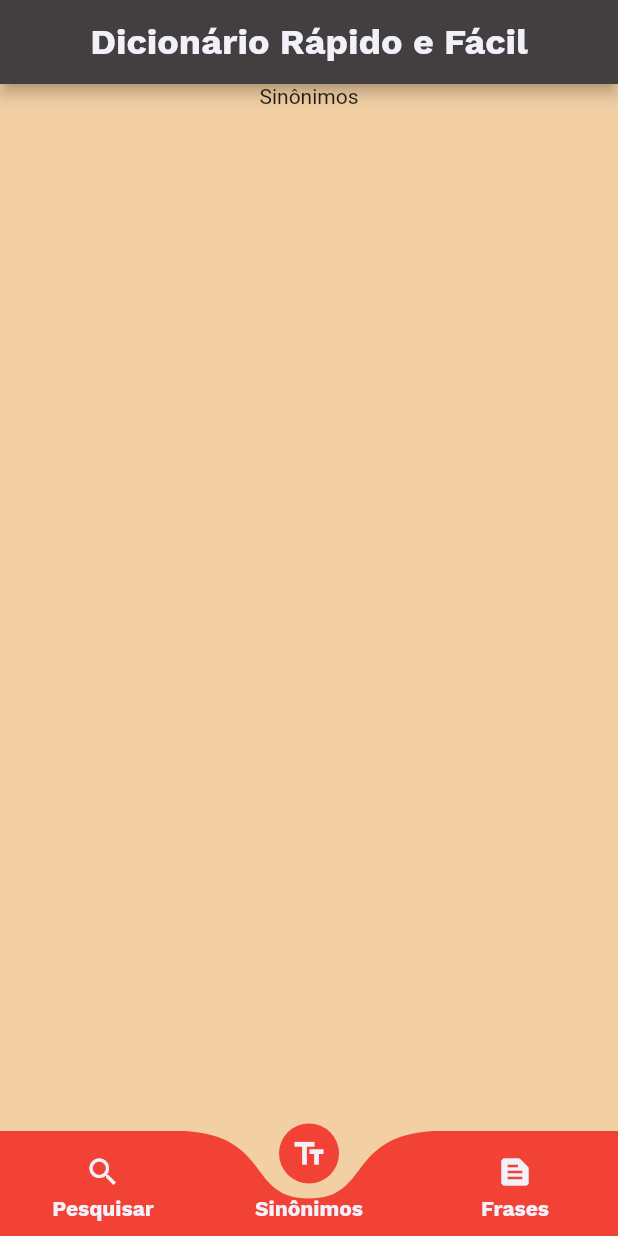
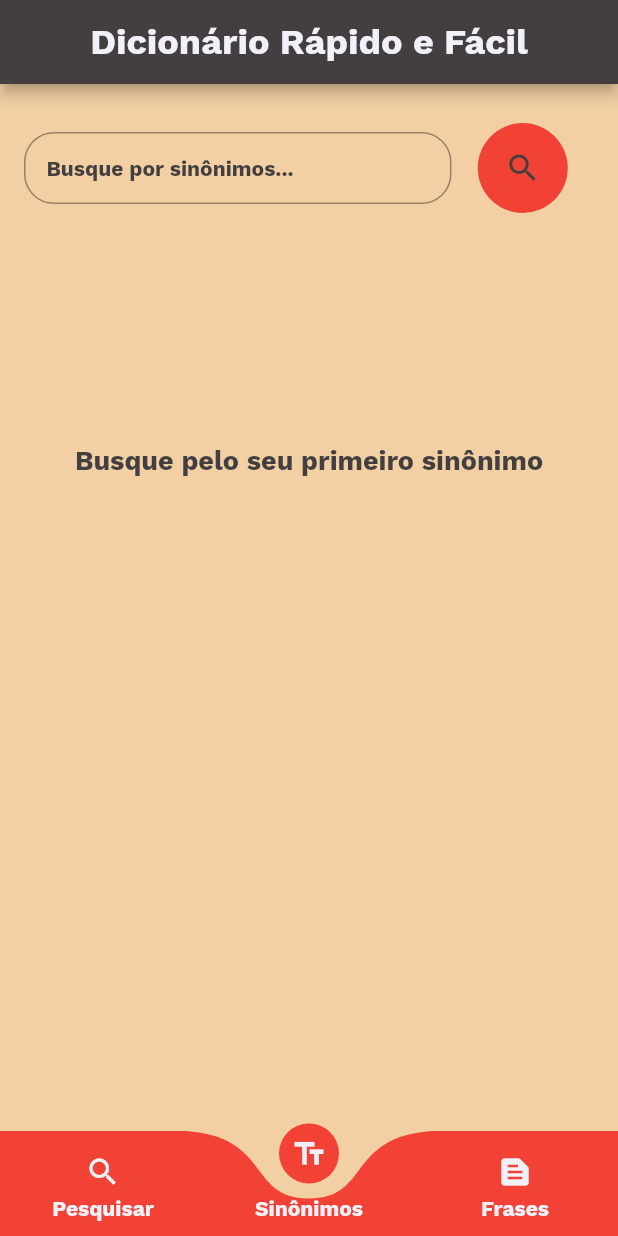
Before and after one commit to Markfgui675/app_dicio, a Flutter app: the screen it shows after launch, item 2 of the bottom bar chosen, on a phone screen of 412 x 824 dp. Run offline on Flutter 3.47's test engine with Material 2 defaults, Android fonts, the phone set to English and light mode, and no system bars; drawn by our look-alikes of curved_labeled_navigation_bar; our stand-ins replace flutter_mobx, google_fonts, mobx; generated files the repository leaves out were written again.

Commit message:
Feature:
Adição da pesquisa de sinônimos e seus respectivos resultados.

```diff
--- a/lib/View/Sinonimos.dart
+++ b/lib/View/Sinonimos.dart
@@ -1,4 +1,10 @@
+import 'package:app_dicio/View/design/PrimeiroSinonimo.dart';
+import 'package:app_dicio/View/design/semResultado.dart';
 import 'package:flutter/material.dart';
+import 'package:flutter_mobx/flutter_mobx.dart';
+
+import '../Controller/mobx.dart';
+import 'design/design.dart';
 
 class SinonimosScreen extends StatefulWidget {
   const SinonimosScreen({Key? key}) : super(key: key);
@@ -8,10 +14,152 @@ class SinonimosScreen extends StatefulWidget {
 }
 
 class _SinonimosScreenState extends State<SinonimosScreen> {
+
+  Controller controller = Controller();
+  TextEditingController _controllerPalavra = TextEditingController();
+
+  String _palavraPesquisada = '';
+  String _textoPadrao = '';
+
   @override
   Widget build(BuildContext context) {
-    return Center(
-      child: Text('Sinônimos'),
+    return Container(
+      padding: const EdgeInsets.all(16),
+      child: Column(
+        crossAxisAlignment: CrossAxisAlignment.start,
+        children: <Widget>[
+
+          //Barra de pesquisa
+          Container(
+            width: double.infinity,
+            height: 80,
+            child: Row(
+              children: [
+                Expanded(
+                    flex: 3,
+                    child: TextField(
+                      controller: _controllerPalavra,
+                      keyboardType: TextInputType.text,
+                      style: estiloTexto(fontSize: 14, fontWeight: FontWeight.bold),
+                      enableSuggestions: true,
+                      textInputAction: TextInputAction.search,
+                      onSubmitted: (palavra){
+                        setState(() {
+                          _palavraPesquisada = _controllerPalavra.text;
+                          if(_palavraPesquisada != ''){
+                            _textoPadrao = 'Resultados para: $_palavraPesquisada';
+                          }
+                        });
+                        if(_controllerPalavra.text != ''){
+                          controller.pesquisar(_controllerPalavra.text.toLowerCase(), 'sinonimos');
+                        }
+                      },
+                      decoration: InputDecoration(
+                          contentPadding: const EdgeInsets.only(left: 15),
+                          hintText: 'Busque por sinônimos...',
+                          hintStyle: estiloTexto(fontSize: 14, fontWeight: FontWeight.bold, color: corPreto),
+                          border: OutlineInputBorder(
+                            borderRadius: BorderRadius.circular(20),
+                          )
+                      ),
+                    )
+                ),
+                Expanded(
+                    flex: 1,
+                    child: InkWell(
+                      onTap: (){
+                        setState(() {
+                          _palavraPesquisada = _controllerPalavra.text;
+                          if(_palavraPesquisada != ''){
+                            _textoPadrao = 'Resultados para: $_palavraPesquisada';
+                          }
+                        });
+                        if(_controllerPalavra.text != ''){
+                          controller.pesquisar(_controllerPalavra.text.toLowerCase(), 'sinonimos');
+                        }
+                      },
+                      child: const CircleAvatar(
+                        backgroundColor: corVermelho,
+                        radius: 30,
+                        child: Icon(Icons.search, color: corPreto,),
+                      ),
+                    )
+                ),
+              ],
+            ),
+          ),
+
+          // resposta imediata para a requisição do usuário
+          Container(
+            padding: const EdgeInsets.all(12),
+            child: Column(
+              crossAxisAlignment: CrossAxisAlignment.start,
+              children: [
+                TextoPadrao(
+                  texto: _textoPadrao,
+                  fontWeight: FontWeight.bold,
+                  fontSize: 22,
+                  color: corVermelho,
+                )
+              ],
+            ),
+          ),
+          const SizedBox(
+            height: 30,
+          ),
+
+          // resultados
+          Observer(
+            builder: (_){
+
+              if(controller.Json.isEmpty && controller.statusCode == 0){
+                return const PrimeiroSinonimo();
+              }
+              if(controller.Json.isEmpty && controller.statusCode != 200){
+                return const SemResultado();
+              }
+              if(controller.Json.isNotEmpty && controller.statusCode == 200){
+
+                return Container(
+                  padding: const EdgeInsets.all(12),
+                  width: double.infinity,
+                  height: 470,
+                  decoration: BoxDecoration(
+                      borderRadius: BorderRadius.circular(20),
+                      color: corBranco
+                  ),
+                  child: Observer(
+                    builder: (_){
+
+                      return ListView.builder(
+                        itemCount: controller.resultadoSinonimos.length,
+                        itemBuilder: (_, index){
+                          var item = controller.resultadoSinonimos[index];
+                          return Padding(
+                            padding: const EdgeInsets.all(5),
+                            child: TextoPadrao(
+                              texto: item,
+                              fontSize: 16,
+                              fontWeight: FontWeight.normal,
+                              color: corPreto,
+                            ),
+                          );
+                        }
+                      );
+
+                    },
+                  ),
+                );
+
+              }
+
+              return Container();
+
+            },
+          )
+
+        ],
+      ),
     );
   }
 }
--- /dev/null
+++ b/lib/View/design/PrimeiroSinonimo.dart
@@ -0,0 +1,26 @@
+import 'package:app_dicio/View/design/design.dart';
+import 'package:flutter/material.dart';
+
+class PrimeiroSinonimo extends StatelessWidget {
+  const PrimeiroSinonimo({Key? key}) : super(key: key);
+
+  @override
+  Widget build(BuildContext context) {
+    return SizedBox(
+      height: 150,
+      width: double.infinity,
+      child: Row(
+        mainAxisAlignment: MainAxisAlignment.center,
+        crossAxisAlignment: CrossAxisAlignment.center,
+        children: [
+          TextoPadrao(
+            texto: 'Busque pelo seu primeiro sinônimo',
+            fontSize: 18,
+            fontWeight: FontWeight.bold,
+            color: corPreto,
+          )
+        ],
+      ),
+    );
+  }
+}
```
Also changed, not shown: lib/Controller/mobx.dart (+48 -10 lines), lib/View/Pesquisa.dart (+15 -9 lines), lib/Controller/mobx.g.dart.
